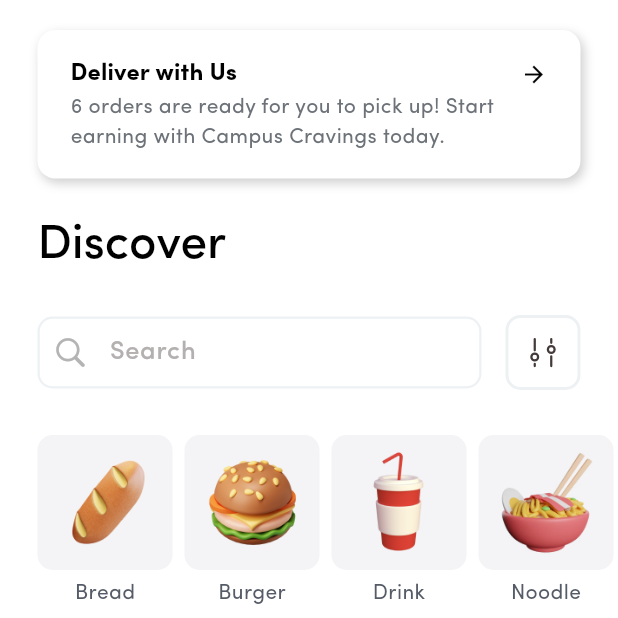
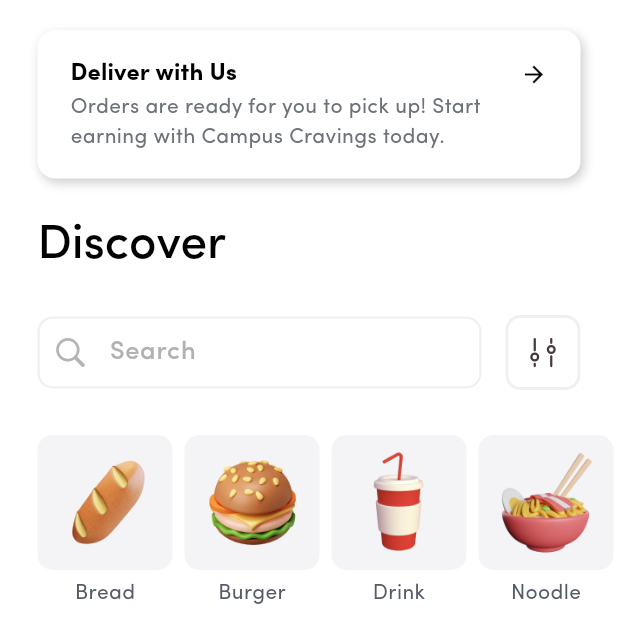
Before and after one commit to ezvent-app/campus-cravings, a Flutter app: the HomeTabPage screen opened by its route, on a phone screen of 412 x 824 dp, the top half of it. Run offline on Flutter 3.47's test engine with Material 3 defaults, Android fonts, the phone set to English and light mode, and no system bars; our stand-ins replace auto_route, cached_network_image, camera, file_picker, fl_chart, flutter_image_compress and 17 more; missing offline and left inert: custom_marker_builder, flutter_polyline_points, flutter_stripe, otp_pin_field; accounts and stored records are empty; generated files the repository leaves out were written again; network calls fail; project files that could hold a hidden picture were left out.

Commit message:
Update order notification message for clarity

```diff
--- a/lib/src/ui/pages/main/tabs/home/home_tab.dart
+++ b/lib/src/ui/pages/main/tabs/home/home_tab.dart
@@ -79,7 +79,7 @@ class _HomeTabPageState extends ConsumerState<HomeTabPage> {
                         ],
                       ),
                       Text(
-                        "6 orders are ready for you to pick up! Start earning with Campus Cravings today.",
+                        "Orders are ready for you to pick up! Start earning with Campus Cravings today.",
                         style: Theme.of(context).textTheme.bodyMedium,
                       ),
                     ],
```
